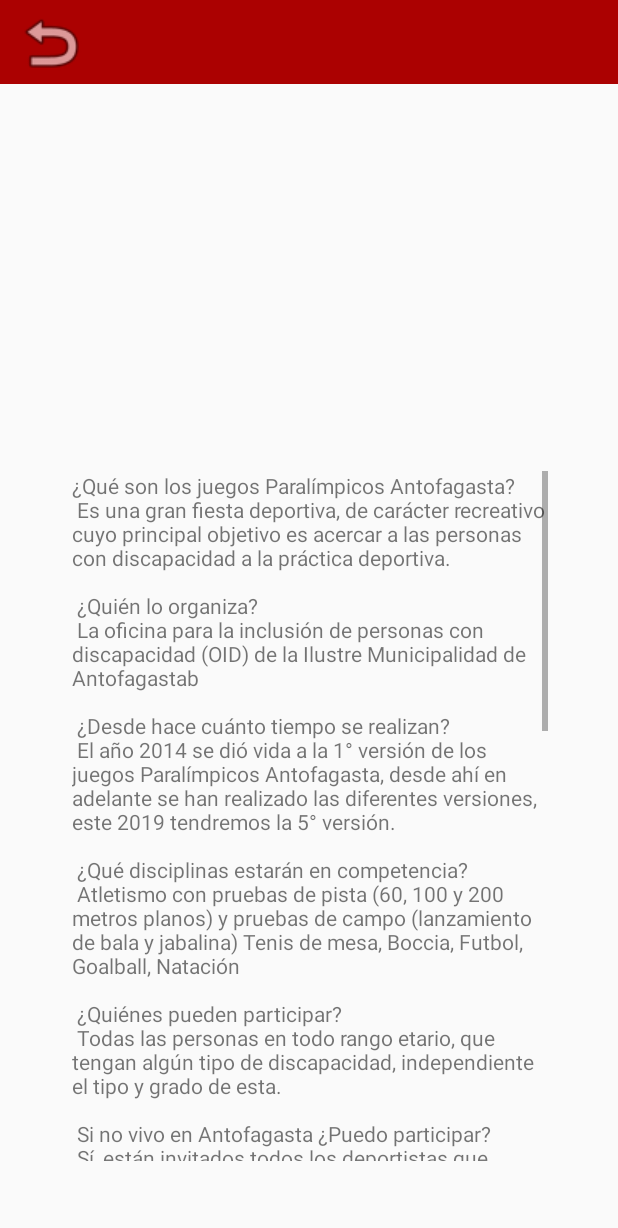
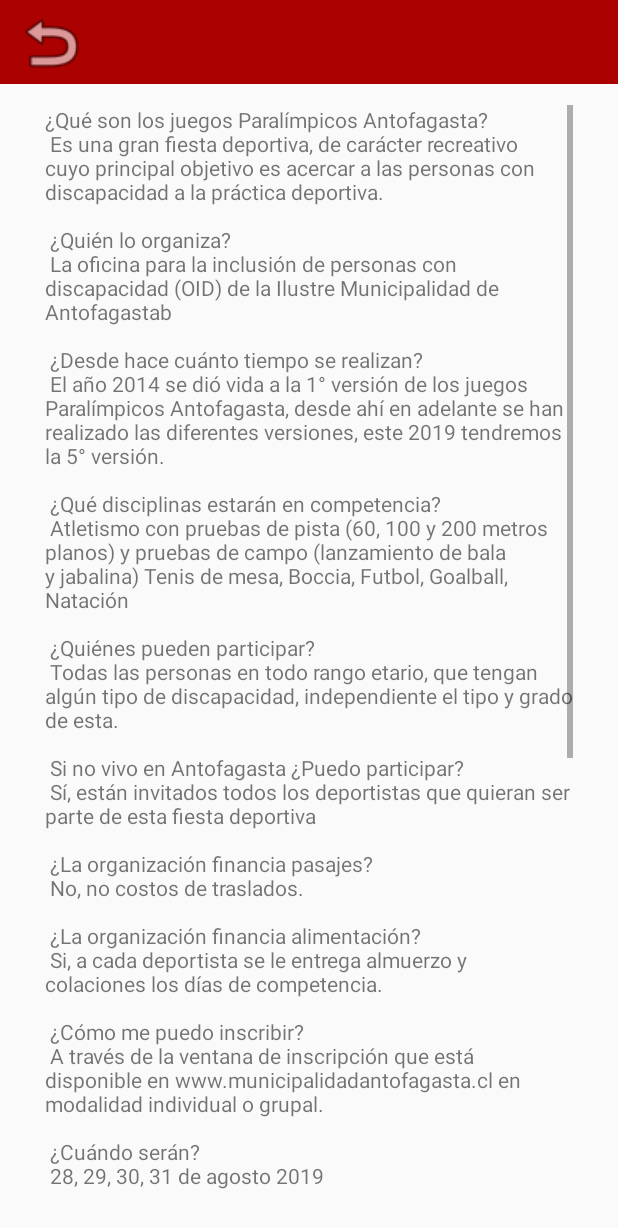
Before and after one commit to Tonra/Paralimpicos2019v20, an Android app: the FaqActivity screen opened directly, with no data from a screen before it, on a phone screen of 412 x 824 dp. Shown: the top 1228 px of the screen. Run offline under Robolectric (Android 15) with nearby library versions, the phone set to English and light mode, and no system bars.

Commit message:
3er commit, todos los archivos xml con los layout correspondientes

```diff
--- a/app/src/main/java/com/example/diego/paralimpicos2019v20/Main_Activity.java
+++ b/app/src/main/java/com/example/diego/paralimpicos2019v20/Main_Activity.java
@@ -92,6 +92,8 @@ public class Main_Activity extends AppCompatActivity implements ZXingScannerView
         finish();
     }
 
+
+
     /**
      * Metodo que ingresa a la busqueda manual
      * @param view
@@ -101,6 +103,19 @@ public class Main_Activity extends AppCompatActivity implements ZXingScannerView
         startActivity(intent);
         finish();
     }
+
+
+
+    /**
+     * Metodo que ingresa a la actividad actividades/cronograma general
+     * @param view
+     */
+    public void eventoActividades(View view) {
+        Toast toast1 = Toast.makeText(getApplicationContext(),
+                        "Evento en espera", Toast.LENGTH_SHORT);
+        toast1.show();
+    }
+
 
 
     /**
@@ -113,6 +128,33 @@ public class Main_Activity extends AppCompatActivity implements ZXingScannerView
         finish();
 
     }
+
+
+
+    /**
+     * Metodo que genera enlace a la actividad ranking
+     * @param view
+     */
+    public void eventoRanking(View view) {
+        Toast toast1 = Toast.makeText(getApplicationContext(),
+                "Evento en espera", Toast.LENGTH_SHORT);
+        toast1.show();
+    }
+
+
+
+    /**
+     * Metodo que genera enlace para ver las notificaciones
+     * @param view
+     */
+    public void eventoNotificaciones(View view) {
+        Toast toast1 = Toast.makeText(getApplicationContext(),
+                "Evento en espera", Toast.LENGTH_SHORT);
+        toast1.show();
+    }
+
+
+
     /**
      * Metodo que inicia el main_activity
      */
@@ -121,6 +163,8 @@ public class Main_Activity extends AppCompatActivity implements ZXingScannerView
         startActivity(intent);
 
     }
+
+
 
     /**
      * Meotod que permite utilizar el boton back del propio celular para generar
@@ -253,6 +297,7 @@ public class Main_Activity extends AppCompatActivity implements ZXingScannerView
 
 
 
+    //////////////////////////
     @Override
     protected void onResume() {
         super.onResume();
--- a/app/src/main/res/layout-land/activity_faq.xml
+++ b/app/src/main/res/layout-land/activity_faq.xml
@@ -34,34 +34,27 @@
         app:srcCompat="@android:drawable/ic_menu_revert"
         android:onClick="eventoBack"/>
 
-    <ScrollView
-        android:id="@+id/scrollView2"
-        android:layout_width="499dp"
-        android:layout_height="217dp"
-        android:layout_marginStart="8dp"
-        android:layout_marginLeft="8dp"
-        android:layout_marginTop="8dp"
-        android:layout_marginEnd="8dp"
-        android:layout_marginRight="8dp"
-        android:layout_marginBottom="50dp"
-        app:layout_constraintBottom_toBottomOf="parent"
-        app:layout_constraintEnd_toEndOf="parent"
-        app:layout_constraintHorizontal_bias="0.506"
-        app:layout_constraintStart_toStartOf="parent"
-        app:layout_constraintTop_toTopOf="parent"
-        app:layout_constraintVertical_bias="1.0">
+    <LinearLayout
+        android:layout_width="match_parent"
+        android:layout_height="match_parent"
+        android:orientation="vertical">
 
-        <LinearLayout
+        <ScrollView
             android:layout_width="match_parent"
-            android:layout_height="wrap_content"
-            android:orientation="vertical">
+            android:layout_height="match_parent"
+            android:layout_marginBottom="20dp"
+            android:layout_marginTop="65dp"
+            android:layout_marginLeft="30dp"
+            android:layout_marginRight="30dp"
+            >
+
 
             <TextView
                 android:id="@+id/textView3"
                 android:layout_width="match_parent"
                 android:layout_height="wrap_content"
                 android:text="@string/textoFaq" />
-        </LinearLayout>
-    </ScrollView>
+        </ScrollView>
+    </LinearLayout>
 
 </android.support.constraint.ConstraintLayout>
--- a/app/src/main/res/layout/activity_faq.xml
+++ b/app/src/main/res/layout/activity_faq.xml
@@ -35,34 +35,26 @@
         app:srcCompat="@android:drawable/ic_menu_revert"
         android:onClick="eventoBack"/>
 
-    <ScrollView
-        android:id="@+id/scrollView2"
-        android:layout_width="317dp"
-        android:layout_height="460dp"
-        android:layout_marginStart="8dp"
-        android:layout_marginLeft="8dp"
-        android:layout_marginTop="4dp"
-        android:layout_marginEnd="8dp"
-        android:layout_marginRight="8dp"
-        android:layout_marginBottom="50dp"
-        app:layout_constraintBottom_toBottomOf="parent"
-        app:layout_constraintEnd_toEndOf="parent"
-        app:layout_constraintHorizontal_bias="0.509"
-        app:layout_constraintStart_toStartOf="parent"
-        app:layout_constraintTop_toTopOf="parent"
-        app:layout_constraintVertical_bias="1.0">
+    <LinearLayout
+        android:layout_width="match_parent"
+        android:layout_height="match_parent"
+        android:orientation="vertical">
 
-        <LinearLayout
+        <ScrollView
             android:layout_width="match_parent"
-            android:layout_height="wrap_content"
-            android:orientation="vertical">
+            android:layout_height="match_parent"
+            android:layout_marginRight="30dp"
+            android:layout_marginLeft="30dp"
+            android:layout_marginTop="70dp"
+            android:layout_marginBottom="30dp"
+            >
 
             <TextView
-                android:id="@+id/textView3"
+                android:id="@+id/textView2"
                 android:layout_width="match_parent"
                 android:layout_height="wrap_content"
                 android:text="@string/textoFaq" />
-        </LinearLayout>
-    </ScrollView>
+        </ScrollView>
+    </LinearLayout>
 
 </android.support.constraint.ConstraintLayout>
--- a/app/src/main/res/layout/content_main_.xml
+++ b/app/src/main/res/layout/content_main_.xml
@@ -135,6 +135,7 @@
                 app:cardElevation="10dp"
                 app:cardCornerRadius="12dp"
                 android:layout_margin="12dp"
+                android:onClick="eventoActividades"
                 >
                 <LinearLayout
                     android:orientation="vertical"
@@ -198,6 +199,7 @@
                 app:cardElevation="10dp"
                 app:cardCornerRadius="12dp"
                 android:layout_margin="12dp"
+                android:onClick="eventoRanking"
                 >
                 <LinearLayout
                     android:orientation="vertical"
@@ -229,6 +231,7 @@
                 app:cardElevation="10dp"
                 app:cardCornerRadius="12dp"
                 android:layout_margin="12dp"
+                android:onClick="eventoNotificaciones"
                 >
                 <LinearLayout
                     android:orientation="vertical"
--- a/build.gradle
+++ b/build.gradle
@@ -8,6 +8,7 @@ buildscript {
     }
     dependencies {
         classpath 'com.android.tools.build:gradle:3.2.1'
+
 
 
         // NOTE: Do not place your application dependencies here; they belong
```
